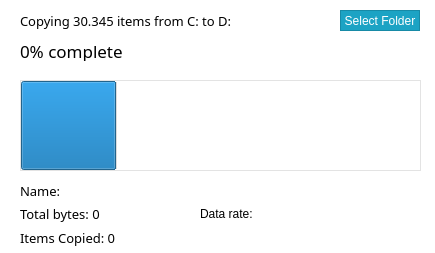
Above: src/gui/copydialog.ui from Gitnoter/vemoria2 before the change. Below: the same form after it.
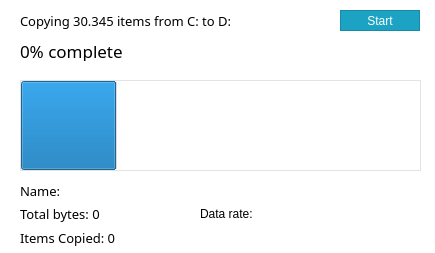
That is the form after the change.

Commit message: selectcollection.cpp showing collections >sidebar read collection folders >sidebar collection folders added >sidebar image filter added >sidebar video filter added >sidebar document filter added >count all items in collection with filter added >grid content show file list added >grid path show path and count items added >grid Detail  preview Image label shows clicked file added >grid Detail rename file added >grid Detail save rename file added >grid Detail scale pic added

The edit to the form file:
```diff
--- a/src/gui/copydialog.ui
+++ b/src/gui/copydialog.ui
@@ -67,7 +67,7 @@
  }</string>
    </property>
    <property name="text">
-    <string>Select Folder</string>
+    <string>Start</string>
    </property>
   </widget>
   <widget class="QLabel" name="bytesLabel">
```
The commit also changes 6 other files.
